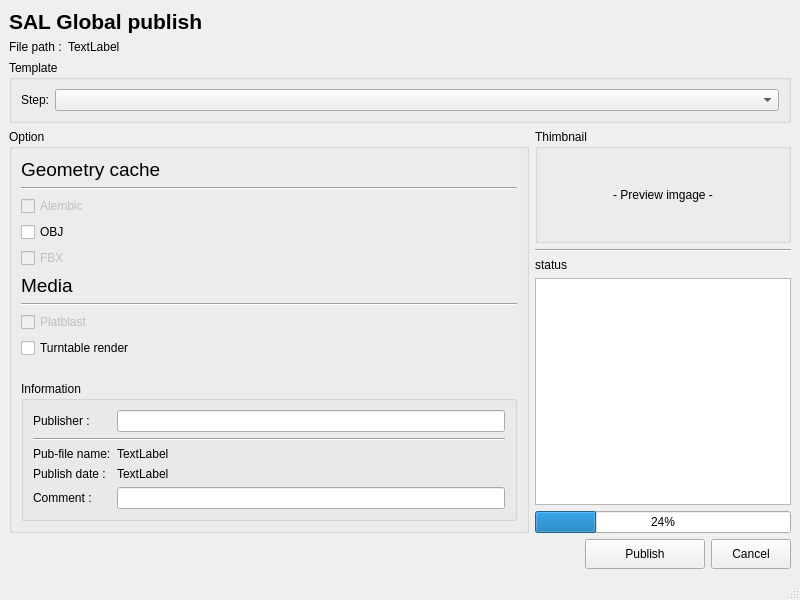
This is ui/Maya_GlobalPublish.ui in Shayen/sal_pipeline as Qt 5 draws it before an edit. The edited form follows.
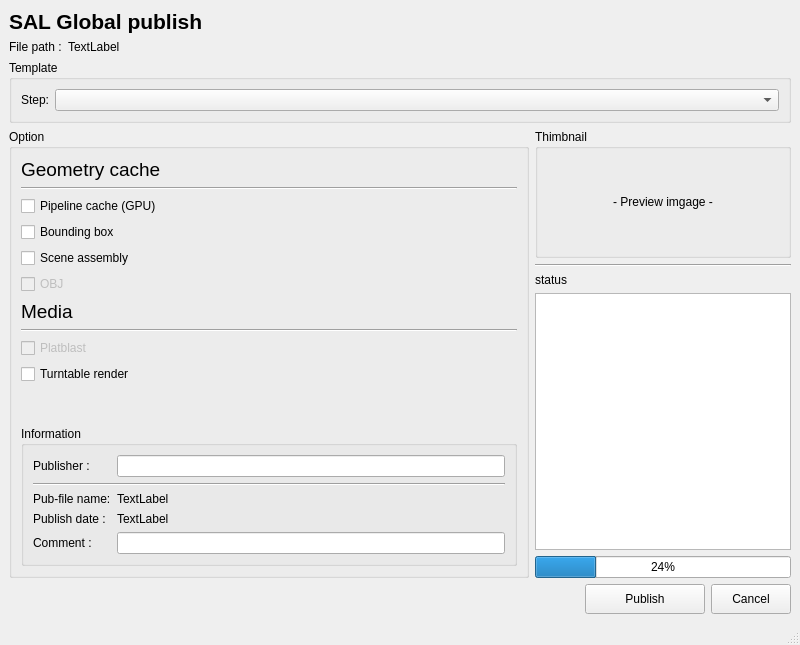
This is the edited form.

Commit message: :wrench:Geo cache option fix.

```diff
--- a/ui/Maya_GlobalPublish.ui
+++ b/ui/Maya_GlobalPublish.ui
@@ -7,7 +7,7 @@
     <x>0</x>
     <y>0</y>
     <width>800</width>
-    <height>600</height>
+    <height>645</height>
    </rect>
   </property>
   <property name="windowTitle">
@@ -112,35 +112,42 @@
             </widget>
            </item>
            <item>
-            <widget class="QCheckBox" name="checkBox">
+            <widget class="QCheckBox" name="GPU_checkBox">
+             <property name="enabled">
+              <bool>true</bool>
+             </property>
+             <property name="text">
+              <string>Pipeline cache (GPU)</string>
+             </property>
+            </widget>
+           </item>
+           <item>
+            <widget class="QCheckBox" name="boundingBox_checkBox">
+             <property name="enabled">
+              <bool>true</bool>
+             </property>
+             <property name="text">
+              <string>Bounding box</string>
+             </property>
+            </widget>
+           </item>
+           <item>
+            <widget class="QCheckBox" name="sceneAssembly_checkBox">
+             <property name="text">
+              <string>Scene assembly</string>
+             </property>
+            </widget>
+           </item>
+           <item>
+            <widget class="QCheckBox" name="obj_checkBox">
              <property name="enabled">
               <bool>false</bool>
-             </property>
-             <property name="text">
-              <string>Alembic</string>
-             </property>
-            </widget>
-           </item>
-           <item>
-            <widget class="QCheckBox" name="checkBox_2">
-             <property name="enabled">
-              <bool>true</bool>
              </property>
              <property name="text">
               <string>OBJ</string>
              </property>
             </widget>
            </item>
-           <item>
-            <widget class="QCheckBox" name="checkBox_3">
-             <property name="enabled">
-              <bool>false</bool>
-             </property>
-             <property name="text">
-              <string>FBX</string>
-             </property>
-            </widget>
-           </item>
            <item>
             <widget class="QLabel" name="label_13">
              <property name="font">
```
Left out of the diff: 2 changed lines with no effect on the pictures.
